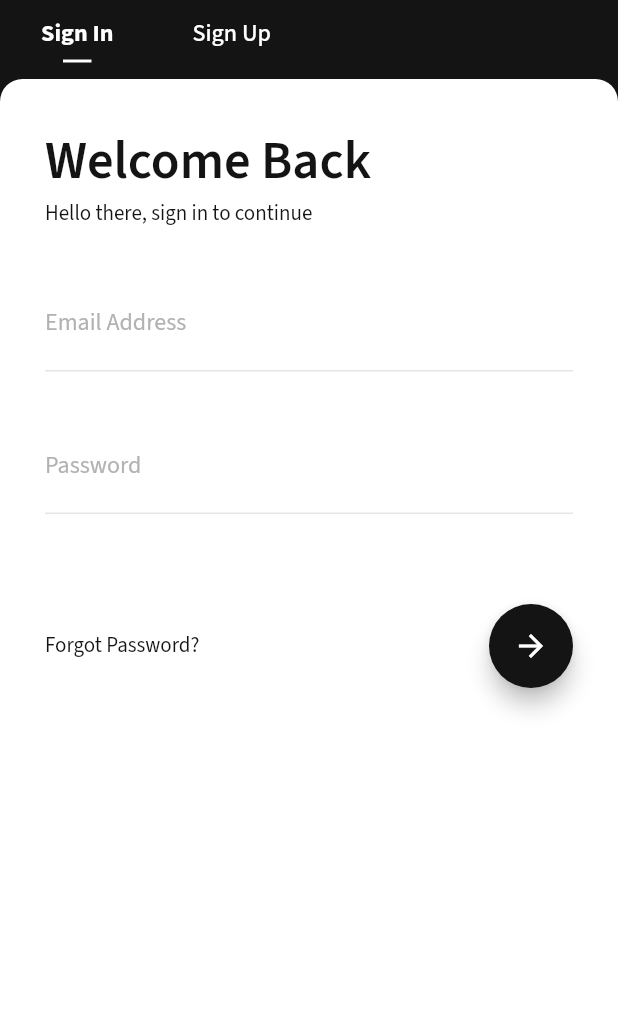
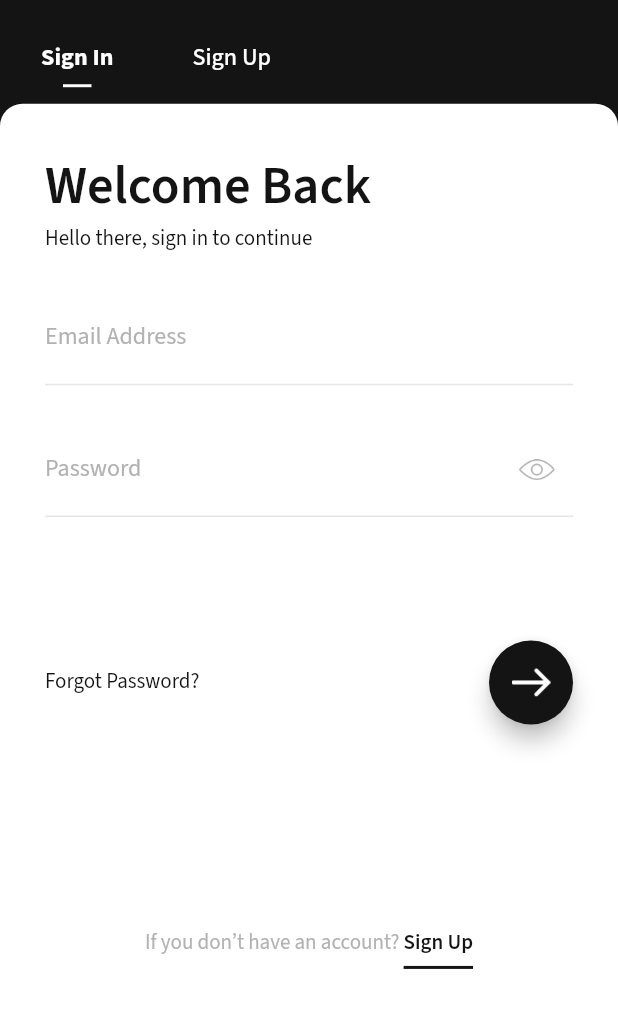
Before and after one commit to HarshCodonnier/mprv_workout_tracker, a Flutter app: the screen it shows after launch, on a phone screen of 412 x 824 dp, the part 134-1162 px from its top. Run offline on Flutter 3.47's test engine with Material 2 defaults, Android fonts, the light colour scheme and no system bars; our stand-ins replace google_fonts.

Commit message:
create sign up, forgot password screen and set equal spacing in all screen

```diff
--- a/lib/extras/constants.dart
+++ b/lib/extras/constants.dart
@@ -13,14 +13,22 @@ var appColor = MaterialColor(0XFF141414, const <int, Color>{
   800: const Color(0XFF141414),
   900: const Color(0XFF141414),
 });
-var textFieldColor = const Color(0XFFB2B2B2);
+var lightAppColor = const Color(0XFFB2B2B2);
+var lineColor = const Color(0xFFE5E5E5);
 
 var appName = "MPRV Workout Tracker";
 var appTitle = "MPRV";
 var appSubTitle = "Workout Tracker";
 
 class Routes {
-  static const LOGIN_ROUTE = "login";
+  static const STARTUP = "startup";
+  static const FORGOT_PASSWORD = "forgot_password";
+}
+
+class ImageAssets {
+  static const fabDone = "assets/images/ic_done.png";
+  static const passwordVisibility = "assets/images/ic_visibility.png";
+  static const passwordVisibilityOff = "assets/images/ic_visibility_off.png";
 }
 
 double mediaQueryWidth(BuildContext context) {
@@ -35,15 +43,34 @@ EdgeInsetsGeometry startupScreenMargin() {
   return const EdgeInsets.symmetric(vertical: 30, horizontal: 30);
 }
 
+//region TextStyle
+/// w600 == SemiBold
 TextStyle textFieldLabelStyle() {
-  return GoogleFonts.sourceSansPro(color: textFieldColor, fontSize: 16);
+  return GoogleFonts.sourceSansPro(color: lightAppColor, fontSize: 16);
 }
 
 TextStyle textFieldTextStyle() {
   return GoogleFonts.sourceSansPro(color: appColor, fontSize: 16);
 }
 
+TextStyle appColorTextStyle() {
+  return GoogleFonts.sourceSansPro(
+      fontSize: 14, color: appColor, fontWeight: FontWeight.w600);
+}
+
+TextStyle lightColorTextStyle() {
+  return GoogleFonts.sourceSansPro(color: lightAppColor, fontSize: 14);
+}
+
+TextStyle underlineTextStyle() {
+  return GoogleFonts.sourceSansPro(
+      color: appColor,
+      fontSize: 14,
+      fontWeight: FontWeight.w600,
+      decoration: TextDecoration.underline);
+}
+//endregion
+
 UnderlineInputBorder textFieldBorder() {
-  return UnderlineInputBorder(
-      borderSide: BorderSide(color: const Color(0xFFE5E5E5)));
+  return UnderlineInputBorder(borderSide: BorderSide(color: lineColor));
 }
--- a/lib/extras/extension.dart
+++ b/lib/extras/extension.dart
@@ -19,6 +19,17 @@ extension text on String {
   startupSubTitle() {
     return Text(this, style: GoogleFonts.sourceSansPro(color: appColor));
   }
+
+  startupBottomText() {
+    return Text(this,
+        style: GoogleFonts.sourceSansPro(color: lightAppColor, fontSize: 14));
+  }
+
+  startupBottomClickableText() {
+    return Text(this,
+        style: GoogleFonts.sourceSansPro(
+            color: appColor, fontSize: 14, fontWeight: FontWeight.w600));
+  }
 }
 
 extension space on double {
--- a/lib/main.dart
+++ b/lib/main.dart
@@ -16,8 +16,11 @@ class MyApp extends StatelessWidget {
       theme: ThemeData(
         primarySwatch: appColor,
       ),
-      initialRoute: Routes.LOGIN_ROUTE,
-      routes: {Routes.LOGIN_ROUTE: (context) => Login()},
+      initialRoute: Routes.STARTUP,
+      routes: {
+        Routes.STARTUP: (context) => Startup(),
+        Routes.FORGOT_PASSWORD: (context) => ForgotPassword(),
+      },
     );
   }
 }
--- a/lib/screens/screens.dart
+++ b/lib/screens/screens.dart
@@ -1,2 +1,4 @@
+export '../screens/forgot_password.dart';
+export '../screens/sign_in.dart';
+export '../screens/sign_up.dart';
 export '../screens/startup.dart';
-export '../screens/sing_in.dart';
--- /dev/null
+++ b/lib/screens/sign_in.dart
@@ -0,0 +1,127 @@
+import 'package:flutter/material.dart';
+
+import '../extras/extras.dart';
+import '../widgets/widgets.dart';
+
+class SignIn extends StatelessWidget {
+  final TabController controller;
+
+  SignIn(this.controller);
+
+  @override
+  Widget build(BuildContext context) {
+    return SingleChildScrollView(
+      child: Container(
+        margin: startupScreenMargin(),
+        child: Column(
+          crossAxisAlignment: CrossAxisAlignment.start,
+          children: [
+            "Welcome Back".startupTitle(),
+            "Hello there, sign in to continue".startupSubTitle(),
+            (mediaQueryHeight(context) * 0.03).addHSpace(),
+            StartupTextField(
+              label: "Email Address",
+              type: TextInputType.emailAddress,
+              isPassword: false,
+            ),
+            (mediaQueryHeight(context) * 0.03).addHSpace(),
+            StartupTextField(
+              label: "Password",
+              type: TextInputType.text,
+              isPassword: true,
+            ),
+            (mediaQueryHeight(context) * 0.1).addHSpace(),
+            Row(
+              children: [
+                Expanded(
+                  child: InkWell(
+                    child: "Forgot Password?".startupSubTitle(),
+                    onTap: () =>
+                        Navigator.of(context).pushNamed(Routes.FORGOT_PASSWORD),
+                  ),
+                ),
+                MPRVFabButton(ImageAssets.fabDone)
+              ],
+            ),
+            (mediaQueryHeight(context) * 0.165).addHSpace(),
+            /*Container(
+          margin: EdgeInsets.only(top: 100),
+          child: Align(
+            // child: RichText(
+            //   text: TextSpan(
+            //     style: lightColorTextStyle(),
+            //     children: [
+            //       TextSpan(text: "If you don’t have an account? "),
+            //       TextSpan(text: "Sign Up", style: appColorTextStyle()),
+            //     ],
+            //   ),
+            // ),
+            child: Row(
+              mainAxisAlignment: MainAxisAlignment.center,
+              crossAxisAlignment: CrossAxisAlignment.start,
+              children: [
+                "If you don’t have an account? ".startupBottomText(),
+                Container(
+                  padding: EdgeInsets.only(
+                    bottom: 5, // Space between underline and text
+                  ),
+                  decoration: BoxDecoration(
+                    border: Border(
+                      bottom: BorderSide(
+                        color: appColor,
+                        width: 2,
+                      ),
+                    ),
+                  ),
+                  child: InkWell(
+                    onTap: () {
+                      controller.animateTo(1);
+                    },
+                    child: Text(
+                      "Sign Up",
+                      style: appColorTextStyle(),
+                    ),
+                  ),
+                )
+              ],
+            ),
+            alignment: Alignment.bottomCenter,
+          ),
+        )*/
+            Container(
+              child: Row(
+                mainAxisAlignment: MainAxisAlignment.center,
+                crossAxisAlignment: CrossAxisAlignment.start,
+                children: [
+                  "If you don’t have an account? ".startupBottomText(),
+                  Container(
+                    padding: EdgeInsets.only(
+                      bottom: 5, // Space between underline and text
+                    ),
+                    decoration: BoxDecoration(
+                      border: Border(
+                        bottom: BorderSide(
+                          color: appColor,
+                          width: 2,
+                        ),
+                      ),
+                    ),
+                    child: InkWell(
+                      onTap: () {
+                        controller.animateTo(1);
+                      },
+                      child: Text(
+                        "Sign Up",
+                        style: appColorTextStyle(),
+                      ),
+                    ),
+                  )
+                ],
+              ),
+            )
+          ],
+        ),
+      ),
+    );
+  }
+}
--- a/lib/screens/sing_in.dart
+++ /dev/null
@@ -1,47 +0,0 @@
-import 'package:flutter/material.dart';
-
-import '../extras/extras.dart';
-import '../widgets/widgets.dart';
-
-class SignIn extends StatelessWidget {
-  @override
-  Widget build(BuildContext context) {
-    return SingleChildScrollView(
-      child: Container(
-        margin: startupScreenMargin(),
-        child: Column(
-          crossAxisAlignment: CrossAxisAlignment.start,
-          children: [
-            "Welcome Back".startupTitle(),
-            "Hello there, sign in to continue".startupSubTitle(),
-            32.0.addHSpace(),
-            StartupTextField(
-              label: "Email Address",
-              type: TextInputType.emailAddress,
-              isPassword: false,
-            ),
-            32.0.addHSpace(),
-            StartupTextField(
-              label: "Password",
-              type: TextInputType.text,
-              isPassword: true,
-            ),
-            60.0.addHSpace(),
-            Row(
-              children: [
-                Expanded(child: "Forgot Password?".startupSubTitle()),
-                FloatingActionButton(
-                  onPressed: () {},
-                  child: Icon(
-                    Icons.arrow_forward,
-                    color: Colors.white,
-                  ),
-                )
-              ],
-            )
-          ],
-        ),
-      ),
-    );
-  }
-}
--- a/lib/screens/startup.dart
+++ b/lib/screens/startup.dart
@@ -4,12 +4,12 @@ import 'package:mprv_workout_tracker/screens/screens.dart';
 import '../extras/extras.dart';
 import '../widgets/widgets.dart';
 
-class Login extends StatefulWidget {
+class Startup extends StatefulWidget {
   @override
-  _LoginState createState() => _LoginState();
+  _StartupState createState() => _StartupState();
 }
 
-class _LoginState extends State<Login> with SingleTickerProviderStateMixin {
+class _StartupState extends State<Startup> with SingleTickerProviderStateMixin {
   TabController _controller;
 
   @override
@@ -28,6 +28,7 @@ class _LoginState extends State<Login> with SingleTickerProviderStateMixin {
             child: Column(
               children: [
                 SafeArea(child: LargeToolbar()),
+                (mediaQueryHeight(context) * 0.02).addHSpace(),
                 MPRVTabs(
                     tabOne: "Sign In",
                     tabTwo: "Sign Up",
@@ -43,10 +44,7 @@ class _LoginState extends State<Login> with SingleTickerProviderStateMixin {
                     ),
                     child: TabBarView(
                       controller: _controller,
-                      children: [
-                        SignIn(),
-                        Text("Sign up", style: TextStyle(color: appColor))
-                      ],
+                      children: [SignIn(_controller), SignUp(_controller)],
                     ),
                   ),
                 )
--- /dev/null
+++ b/lib/widgets/mprv_fab_button.dart
@@ -0,0 +1,15 @@
+import 'package:flutter/material.dart';
+
+class MPRVFabButton extends StatelessWidget {
+  final String imageFile;
+
+  MPRVFabButton(this.imageFile);
+
+  @override
+  Widget build(BuildContext context) {
+    return FloatingActionButton(
+      onPressed: () {},
+      child: Image.asset(imageFile, width: 26, height: 24),
+    );
+  }
+}
--- a/lib/widgets/startup_text_field.dart
+++ b/lib/widgets/startup_text_field.dart
@@ -6,8 +6,10 @@ class StartupTextField extends StatefulWidget {
   final String label;
   final TextInputType type;
   final bool isPassword;
+  final bool isHidden;
 
-  StartupTextField({this.label, this.type, this.isPassword});
+  StartupTextField(
+      {this.label, this.type, this.isPassword, this.isHidden = false});
 
   @override
   _StartupTextFieldState createState() => _StartupTextFieldState();
@@ -25,17 +27,22 @@ class _StartupTextFieldState extends State<StartupTextField> {
         border: textFieldBorder(),
         focusedBorder: textFieldBorder(),
         enabledBorder: textFieldBorder(),
-        /*suffixIcon: widget.isPassword
+        suffixIcon: widget.isPassword && !widget.isHidden
             ? IconButton(
-                icon: Icon(
-                    _showPassword ? Icons.visibility_off : Icons.visibility),
+                icon: Image.asset(
+                  _showPassword
+                      ? ImageAssets.passwordVisibilityOff
+                      : ImageAssets.passwordVisibility,
+                  width: 24,
+                  height: 24,
+                ),
                 onPressed: () {
                   setState(() {
                     _showPassword = !_showPassword;
                   });
                 },
               )
-            : Container(),*/
+            : null,
       ),
       style: textFieldTextStyle(),
       cursorColor: appColor,
--- a/lib/widgets/widgets.dart
+++ b/lib/widgets/widgets.dart
@@ -1,3 +1,4 @@
 export '../widgets/large_toolbar.dart';
+export '../widgets/mprv_fab_button.dart';
 export '../widgets/mprv_tabs.dart';
 export '../widgets/startup_text_field.dart';
```
Also changed, not shown: lib/screens/forgot_password.dart (added, +101 -0 lines), lib/screens/sign_up.dart (added, +107 -0 lines), pubspec.yaml (+4 -3 lines), assets/images/ic_done.png (added), assets/images/ic_visibility.png (added), assets/images/ic_visibility_off.png (added).
